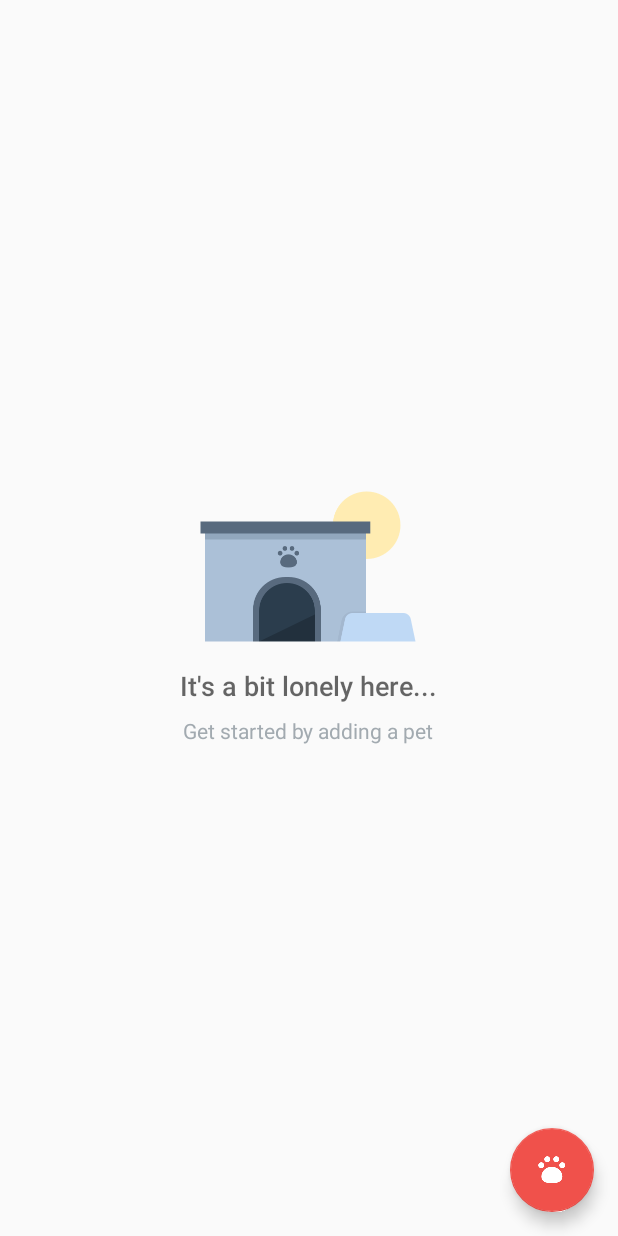
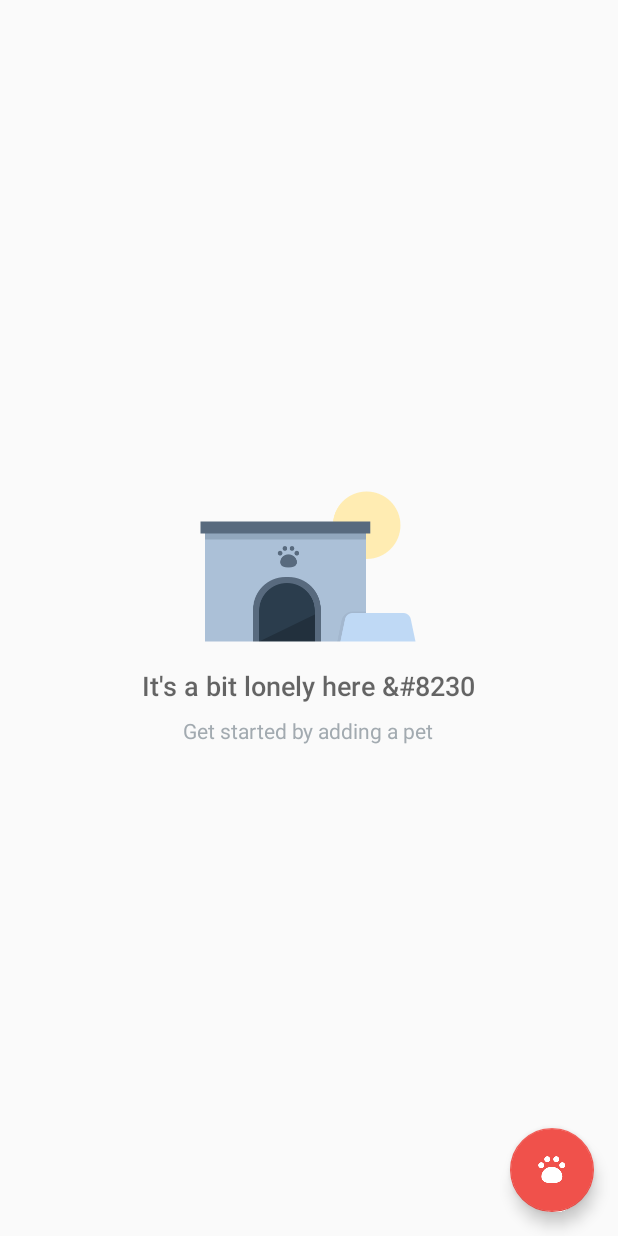
Before and after one commit to acideater/Pets, an Android app: the layout activity_catalog.xml on its own in the app's theme, with its tools: preview values and no code run, on a phone screen of 412 x 824 dp. Run offline under Robolectric (Android 15) with nearby library versions, the phone set to English and light mode, and no system bars.

```diff
--- a/app/src/main/AndroidManifest.xml
+++ b/app/src/main/AndroidManifest.xml
@@ -28,7 +28,6 @@
         </activity>
         <activity
             android:name=".EditorActivity"
-            android:label="@string/editor_activity_title_new_pet"
             android:parentActivityName=".CatalogActivity"
             android:theme="@style/EditorTheme">
             <!-- Parent activity meta-data to support 4.0 and lower -->
--- a/app/src/main/res/values/strings.xml
+++ b/app/src/main/res/values/strings.xml
@@ -27,6 +27,9 @@
 
     <!-- Title for the activity to add a new pet [CHAR LIMIT=20] -->
     <string name="editor_activity_title_new_pet">Add a Pet</string>
+
+    <!-- Title for the activity to edit an existing pet [CHAR LIMIT=20] -->
+    <string name="editor_activity_title_edit_pet">Edit Pet</string>
 
     <!-- Label for editor menu option to save pet and leave editor [CHAR LIMIT=20] -->
     <string name="action_save">Save</string>
@@ -65,7 +68,7 @@
     <string name="gender_female">Female</string>
 
     <!-- Title text for the empty view, which describes the empty dog house image [CHAR LIMIT=50] -->
-    <string name="empty_view_title_text">It\'s a bit lonely here...</string>
+    <string name="empty_view_title_text">It\'s a bit lonely here &amp;#8230</string>
 
     <!-- Subtitle text for the empty view that prompts the user to add a pet [CHAR LIMIT=50] -->
     <string name="empty_view_subtitle_text">Get started by adding a pet</string>
```
Also changed, not shown: app/src/main/java/com/example/android/pets/CatalogActivity.java (+22 -0 lines), app/src/main/java/com/example/android/pets/EditorActivity.java (+15 -0 lines).
